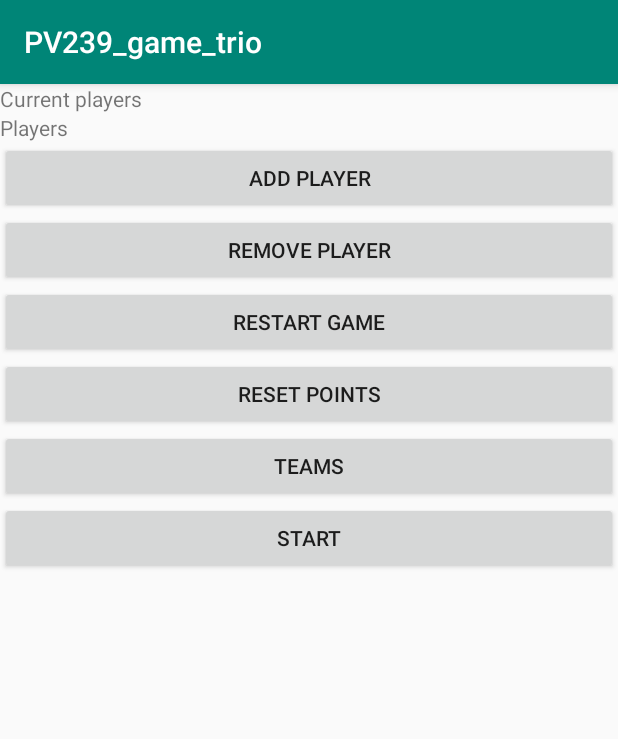
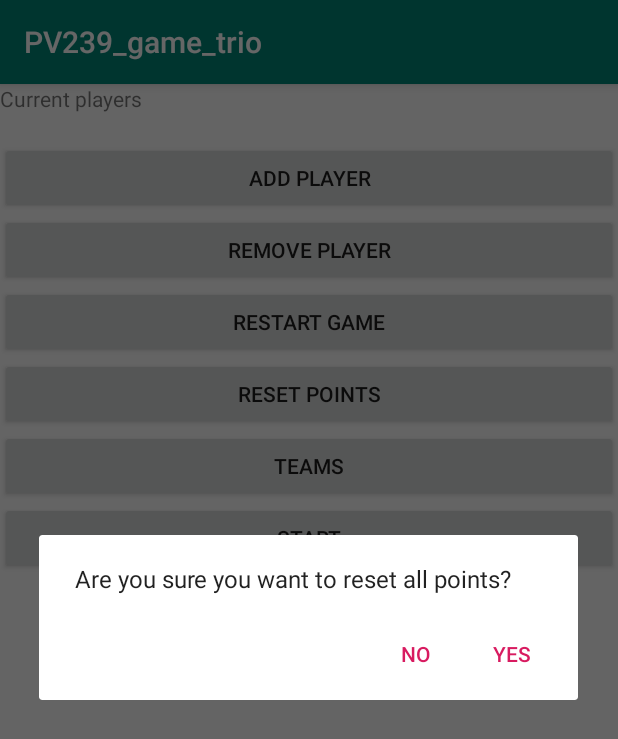
Before and after one commit to xholecko/pv239_game_trio, an Android app: the screen it shows after launch (MainActivity), after a tap on "RESET POINTS", on a phone screen of 412 x 824 dp. Shown: the top 739 px of the screen. Run offline under Robolectric (Android 15) with nearby library versions, the phone set to English and light mode, and no system bars; our stand-ins replace Room's generated code.

Commit message:
dialogs added to main fragment when deleting, tikbumactivity almost done, sound problems, adding points not done, some changes

```diff
--- a/PV239_game_trio/app/src/main/java/com/example/pv239_game_trio/frontend/main/start/MainFragment.kt
+++ b/PV239_game_trio/app/src/main/java/com/example/pv239_game_trio/frontend/main/start/MainFragment.kt
@@ -1,5 +1,7 @@
 package com.example.pv239_game_trio.frontend.main.start
 
+import android.app.AlertDialog
+import android.content.DialogInterface
 import android.content.Intent
 import android.os.Bundle
 import android.util.Log
@@ -13,6 +15,8 @@ import androidx.recyclerview.widget.RecyclerView
 import androidx.room.Room
 import com.example.pv239_game_trio.R
 import com.example.pv239_game_trio.backend.AppDB
+import com.example.pv239_game_trio.backend.dto.PlayerDTO
+import com.example.pv239_game_trio.backend.entities.PlayerEntity
 import com.example.pv239_game_trio.frontend.main.ChooseGameActivity
 
 
@@ -35,6 +39,7 @@ class MainFragment : Fragment() {
     override fun onCreateView(inflater: LayoutInflater, container: ViewGroup?, savedInstanceState: Bundle?): View? {
         val view : View = inflater.inflate(R.layout.activity_main_fragment, container, false)
         val db = Room.databaseBuilder<AppDB>(context!!.applicationContext, AppDB :: class.java, "GameTrioDB").build()
+        createPlayers(db)
 
         startActivityButton = view.findViewById(R.id.button_start)
         addPlayerButton = view.findViewById(R.id.button_add)
@@ -48,6 +53,10 @@ class MainFragment : Fragment() {
         infoText = view.findViewById(R.id.textView_info)
         players = view.findViewById(R.id.textView_players)
 
+
+
+        players.setText(showPlayers(db))
+
         startActivityButton.setOnClickListener(View.OnClickListener {
             Log.d(TAG,"button START was pressed")
             openActivityMain()
@@ -57,10 +66,10 @@ class MainFragment : Fragment() {
         addPlayerButton.setOnClickListener(View.OnClickListener {
             Log.d(TAG,"button ADD PLAYER was pressed")
             val fragment = AddPlayerFragment()
-            //replaceFragment(fragment)
+            replaceFragment(fragment)
             //val activity = MainActivity()
 
-            //MainActivity().setViewPager(0)
+            MainActivity().setViewPager(0)
         })
 
         //TODO
@@ -78,18 +87,43 @@ class MainFragment : Fragment() {
 
         resetPointsButton.setOnClickListener(View.OnClickListener {
             Log.d(TAG,"button RESET POINTS was pressed")
+
+            val builder : AlertDialog.Builder = AlertDialog.Builder(context)
+            builder.setMessage("Are you sure you want to reset all points?")
+            builder.setPositiveButton("Yes"){dialog, which ->
                     Thread{
-                //db.playerDAO().resetPointAllPlayers()
+                        db.playerDAO().resetPointAllPlayers()
                         Log.d(TAG,"resetPointAllPlayers() DONE")
                     }.start()
+                }
+            builder.setNegativeButton("No"){dialog, which ->
+                Log.d(TAG,"resetPointAllPlayers() canceled by user")
+
+            }
+            builder.show()
+
+
+
         })
 
         restartGameButton.setOnClickListener(View.OnClickListener {
             Log.d(TAG,"button RESTART GAME was pressed")
+
+
+
+            val builder : AlertDialog.Builder = AlertDialog.Builder(context)
+            builder.setMessage("Are you sure you want to restart game?")
+            builder.setPositiveButton("Yes"){dialog, which ->
                 Thread{
-                //db.playerDAO().deleteAllPlayers()
+                    db.playerDAO().deleteAllPlayers()
                     Log.d(TAG,"deleteAllPlayers() DONE")
                 }.start()
+            }
+            builder.setNegativeButton("No"){dialog, which ->
+                Log.d(TAG,"deleteAllPlayers() canceled by user")
+
+            }
+            builder.show()
         })
 
         return view
@@ -108,5 +142,66 @@ class MainFragment : Fragment() {
     }
 
 
+    private fun showPlayers(db: AppDB) : String{
+        var actualPlayers = ""
+
+        Thread{
+            var playersInDB = db.playerDAO().showAllPlayers()
+
+            for (playerDb in playersInDB){
+                var playerDTO = PlayerDTO()
+                playerDTO.name = playerDb.name
+                playerDTO.points = playerDb.points
+                playerDTO.team = playerDb.team
+                actualPlayers = actualPlayers + playerDTO.toString() + "/n"
+            }
+        }.start()
+
+        return actualPlayers
+    }
+
+
+    private fun createPlayers(db: AppDB){
+        Thread {
+            var player1 = PlayerEntity()
+            player1.id = 0
+            player1.name = "Peter"
+            player1.team = 1
+            player1.points = 0
+
+
+            var player2 = PlayerEntity()
+            player2.id = 1
+            player2.name = "Marcel"
+            player2.team = 1
+            player2.points = 0
+
+
+            var player3 = PlayerEntity()
+            player3.id = 2
+            player3.name = "Jitka"
+            player3.team = 0
+            player3.points = 0
+
+
+            var player4 = PlayerEntity()
+            player4.id = 3
+            player4.name = "Sara"
+            player4.team = 0
+            player4.points = 0
+
+
+
+            db.playerDAO().create(player1)
+            db.playerDAO().create(player2)
+            db.playerDAO().create(player3)
+            db.playerDAO().create(player4)
+
+            Log.d(TAG,"4 players created")
+
+        }.start()
+    }
+
+
 
 }
--- a/PV239_game_trio/app/src/main/res/layout/activity_main_fragment.xml
+++ b/PV239_game_trio/app/src/main/res/layout/activity_main_fragment.xml
@@ -11,7 +11,8 @@
         <TextView
                 android:text="@string/players"
                 android:layout_width="match_parent"
-                android:layout_height="wrap_content" android:id="@+id/textView_players"/>
+                android:layout_height="wrap_content"
+                android:id="@+id/textView_players"/>
         <Button
                 android:text="@string/add"
                 android:layout_width="match_parent"
--- a/PV239_game_trio/app/src/main/res/values/strings.xml
+++ b/PV239_game_trio/app/src/main/res/values/strings.xml
@@ -22,6 +22,11 @@
     <string name="teams">Teams</string>
 
 
+    <string name="tick">Tick</string>
+    <string name="tickTock">TickTock</string>
+    <string name="boom">Boom</string>
+
+
     <string name="reset_points">Reset points</string>
 
     <string-array name="people_count">
```
Also changed, not shown: PV239_game_trio/app/src/main/java/com/example/pv239_game_trio/backend/dto/PlayerDTO.kt (added, +34 -0 lines), PV239_game_trio/app/src/main/java/com/example/pv239_game_trio/frontend/games/tikBum/TikBumActivity.kt (+52 -98 lines), PV239_game_trio/app/src/main/res/layout/activity_tik_bum.xml (+9 -0 lines), 2 other files. Lines whose indentation alone changed are shown as unchanged.
